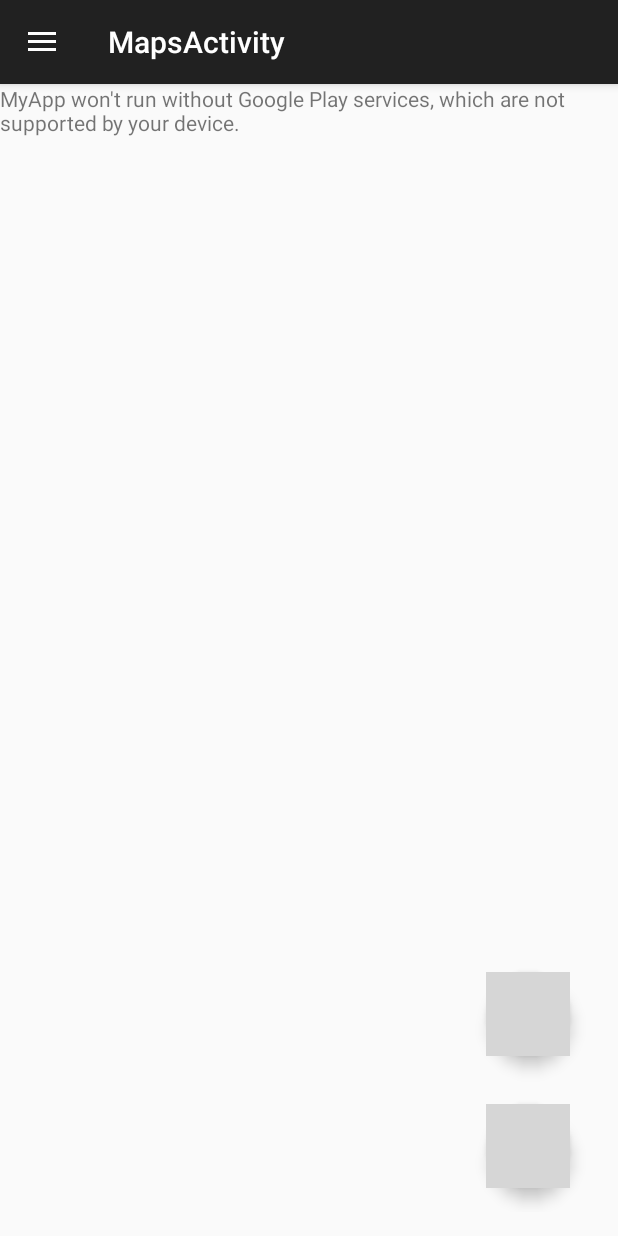
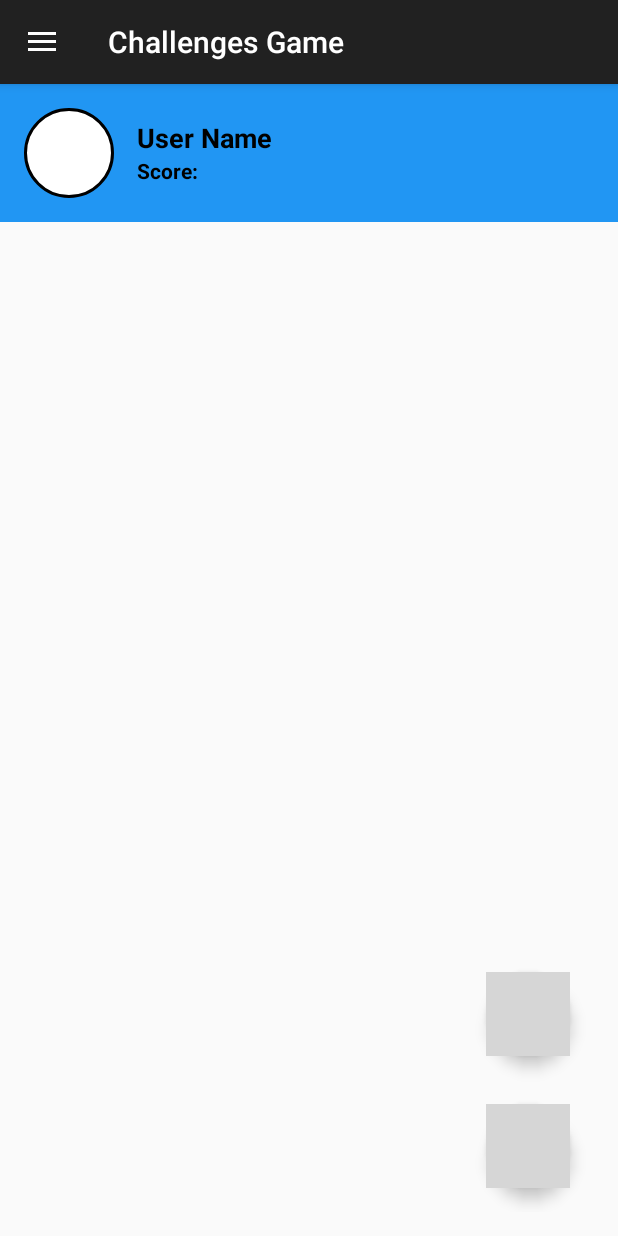
Before and after one commit to ShalevAsor/ChallengesGame, an Android app: the screen it shows after launch once a user with an empty profile is signed in (MapsActivity), on a phone screen of 412 x 824 dp. Run offline under Robolectric (Android 15) with nearby library versions, the phone set to English and light mode, and no system bars; our stand-ins replace CircleImageView, Firebase (no records; nobody signed in at launch, a user with empty details on screens opened directly); libraries missing offline, so code that uses them is left out: com.google.maps.android; Roboto replaces fonts that are not available here; grey boxes are pictures that could not be loaded.

Commit message:
add deleteMarkers method|add dark mode style to map after 6PM|add user data banner to mapActivity

```diff
--- a/app/src/main/java/com/example/myapp/Controller/MapController.kt
+++ b/app/src/main/java/com/example/myapp/Controller/MapController.kt
@@ -1,9 +1,11 @@
 package com.example.myapp.Controller
 
 import android.location.Location
+import android.util.Log
 import com.example.myapp.View.MapsActivity
 import com.example.myapp.Model.Callback
 import com.example.myapp.Model.MarkerModel
+import com.example.myapp.Model.UserModel
 import com.google.android.gms.maps.model.LatLng
 import com.google.firebase.auth.FirebaseAuth
 import com.google.firebase.database.DataSnapshot
@@ -68,7 +70,7 @@ class MapController(private val view: MapsActivity) {
         lat: Double,
         long: Double,
         topScore: Int,
-        timeToLive: Int
+        timeToLive: Long
     ) {
         val dbRef = FirebaseDatabase.getInstance().getReference("Markers")
         val userId = FirebaseAuth.getInstance().currentUser!!.uid
@@ -115,4 +117,20 @@ class MapController(private val view: MapsActivity) {
         })
     }
 
+    fun getUser(userID: String, userCallback: (user: UserModel?) -> Unit) {
+        val dbRef = FirebaseDatabase.getInstance().getReference("Users").child(userID)
+        dbRef.addListenerForSingleValueEvent(object : ValueEventListener {
+            override fun onDataChange(dataSnapshot: DataSnapshot) {
+
+                val user = dataSnapshot.getValue(UserModel::class.java)
+                Log.i("user2IsTHE", "Failed to read value.$user")
+                userCallback(user)
+            }
+
+            override fun onCancelled(error: DatabaseError) {
+                Log.e("values", "Failed to read value.", error.toException())
+            }
+        })
+    }
+
 }
--- a/app/src/main/java/com/example/myapp/Model/MarkerModel.kt
+++ b/app/src/main/java/com/example/myapp/Model/MarkerModel.kt
@@ -21,5 +21,5 @@ data class MarkerModel(
     var lat: Double? = null,
     var long: Double? = null,
     var top_score: Int? = null,
-    var time_to_live: Int?=null
+    var time_to_live: Long?=null
 )
--- a/app/src/main/java/com/example/myapp/View/MapsActivity.kt
+++ b/app/src/main/java/com/example/myapp/View/MapsActivity.kt
@@ -4,6 +4,7 @@ import android.Manifest
 import android.app.Dialog
 import android.app.NotificationChannel
 import android.app.NotificationManager
+import android.content.ContentValues.TAG
 import android.content.Context
 import android.content.Intent
 import android.content.pm.PackageManager
@@ -13,8 +14,7 @@ import android.os.Build
 import android.os.Bundle
 import android.os.Looper
 import android.util.Log
-import android.view.MenuItem
-import android.view.View
+import android.view.*
 import android.widget.*
 import androidx.appcompat.app.ActionBarDrawerToggle
 import androidx.appcompat.app.AppCompatActivity
@@ -24,6 +24,7 @@ import androidx.core.app.NotificationManagerCompat
 import androidx.core.view.GravityCompat
 import androidx.drawerlayout.widget.DrawerLayout
 import androidx.fragment.app.Fragment
+import com.bumptech.glide.Glide
 import com.example.myapp.Controller.MapController
 import com.example.myapp.DestinationsChallenge
 import com.example.myapp.MainActivity
@@ -46,6 +47,7 @@ import com.example.myapp.Model.Callback
 import com.example.myapp.Model.MarkerItem
 import com.example.myapp.R
 import com.google.maps.android.clustering.ClusterItem
+import de.hdodenhof.circleimageview.CircleImageView
 
 /**
  * This is the main activity , this class get the user current location in real time and display the location
@@ -87,6 +89,8 @@ class MapsActivity : AppCompatActivity(), OnMapReadyCallback,GoogleMap.OnMarkerC
     //const variables
     private val radius = 500.0
     private val defaultZoom = 12f
+    // Set default value to 18 to represent 6 pm
+    val defaultDarkMapHour = 18
 
     //general
     private lateinit var mContext: Context
@@ -115,8 +119,9 @@ class MapsActivity : AppCompatActivity(), OnMapReadyCallback,GoogleMap.OnMarkerC
         firebaseAuth = FirebaseAuth.getInstance()
 
         dbRef = FirebaseDatabase.getInstance().getReference("Markers")
+        //deleteMarkers()
         if(firebaseAuth.currentUser == null){
-            val intent = Intent(this, RegisterActivity::class.java)
+            val intent = Intent(this, LoginActivity::class.java)
             startActivity(intent)
             finish()
         }
@@ -141,18 +146,48 @@ class MapsActivity : AppCompatActivity(), OnMapReadyCallback,GoogleMap.OnMarkerC
             R.string.nav_open,
             R.string.nav_close
         )
+        //add banner with user data
+        val inflater = getSystemService(Context.LAYOUT_INFLATER_SERVICE) as LayoutInflater
+        val bannerLayout = inflater.inflate(R.layout.map_banner_layout, null)
+        val params = FrameLayout.LayoutParams(ViewGroup.LayoutParams.MATCH_PARENT, ViewGroup.LayoutParams.WRAP_CONTENT)
+        params.gravity = Gravity.TOP
+        bannerLayout.layoutParams = params
+        val userFullName: TextView = bannerLayout.findViewById(R.id.user_name)
+        val userScore: TextView = bannerLayout.findViewById(R.id.user_score)
+        val userImage:CircleImageView = bannerLayout.findViewById(R.id.map_user_profile_image)
+        mapController.getUser(userID){ user ->
+            if(user != null){
+                userFullName.text = user.firstName + " " +  user.lastName
+                userScore.text = "Score: "+ user.personalScore.toString()
+                if(user.imageUrl.isNullOrEmpty()) {
+                    Glide.with(applicationContext)
+                        .load(R.drawable.ic_defalut_profile_image)
+                        .into(userImage)
+                }
+                else{
+                    Glide.with(applicationContext)
+                        .load(user.imageUrl)
+                        .into(userImage)
+                }
+            }
+        }
+
+        val mapFragment = supportFragmentManager.findFragmentById(R.id.map) as SupportMapFragment
+        val mapView = mapFragment.view as ViewGroup
+        mapView.addView(bannerLayout)
         currentLocation = Location("")
         // pass the Open and Close toggle for the drawer layout listener
         // to toggle the button
         drawerLayout.addDrawerListener(actionBarDrawerToggle)
         actionBarDrawerToggle.syncState()
         // to make the Navigation drawer icon always appear on the action bar
+        supportActionBar?.title = "Challenges Game"
         supportActionBar?.setDisplayHomeAsUpEnabled(true)
 
 
         //load markers from database
         markers = mapController.getMarkers()
-        mapFragment = supportFragmentManager.findFragmentById(R.id.map) as SupportMapFragment
+       // mapFragment = supportFragmentManager.findFragmentById(R.id.map) as SupportMapFragment
 
         //save device last location
         fusedLocationProviderClient = LocationServices.getFusedLocationProviderClient(this)
@@ -318,8 +353,21 @@ class MapsActivity : AppCompatActivity(), OnMapReadyCallback,GoogleMap.OnMarkerC
         mMap = googleMap
         mMap.setOnMarkerClickListener(this)
 
+        //if the time is after 6 pm change to night style map
+        val currentTime = Calendar.getInstance().time
+        val currentHour = currentTime.hours
+        Log.i("TheCurrentTimeIs","Current Time $currentTime , the currentHour is $currentHour")
+        if(currentHour > defaultDarkMapHour) {
+            // Load the map style JSON file
+            val mapStyleOptions = MapStyleOptions.loadRawResourceStyle(
+                this, R.raw.map_style
+            )
+            mMap.setMapStyle(mapStyleOptions)
+        }
+
         getUserCurrentLocation()
        // setMarkersOnMap()
+
 
         // Get the current location of the device and set the position of the map.
 
@@ -590,7 +638,8 @@ class MapsActivity : AppCompatActivity(), OnMapReadyCallback,GoogleMap.OnMarkerC
                             markerLocation.latitude,
                             markerLocation.longitude,
                             0,
-                            0)
+                            Date().time
+                        )
                         addItems(markerToAdd)
                         Toast.makeText(mContext, "Success ", Toast.LENGTH_SHORT).show()
                         //add to database
@@ -601,7 +650,7 @@ class MapsActivity : AppCompatActivity(), OnMapReadyCallback,GoogleMap.OnMarkerC
                             markerLocation.latitude,
                             markerLocation.longitude,
                             0,
-                            0
+                            Date().time
                         )
                         updateMarkersOnTheList()
                         mMap.animateCamera(CameraUpdateFactory.newLatLng(markerLocation))
@@ -723,6 +772,35 @@ class MapsActivity : AppCompatActivity(), OnMapReadyCallback,GoogleMap.OnMarkerC
         startActivity(intent)
         finish()
     }
+    //Deletes all the markers after a week
+//    fun deleteMarkers(){
+//        val dbRef = FirebaseDatabase.getInstance().getReference("Markers")
+//        val markerListener = object : ValueEventListener {
+//            override fun onDataChange(dataSnapshot: DataSnapshot) {
+//                if (dataSnapshot.exists()) {
+//                    for (empSnap in dataSnapshot.children) {
+//                        val markerData = empSnap.getValue(MarkerModel::class.java)
+//                        val marker_id= markerData?.marker_id
+//                        val now = Calendar.getInstance().timeInMillis
+//                        val expiry = markerData?.time_to_live
+//                        val elapsed = now - expiry!!
+//                        val week = 24 * 60 * 60 * 1000 * 7
+//                        val markerRef=dbRef.child("$marker_id")
+//                        if(markerData!=null && elapsed> week){
+//                            markerRef.removeValue()
+//
+//                        }
+//                    }
+//                }
+//            }
+//
+//            override fun onCancelled(databaseError: DatabaseError) {
+//                Log.w(TAG, "loadPost:onCancelled", databaseError.toException())
+//            }
+//        }
+//
+//        dbRef.addValueEventListener(markerListener)
+//    }
 
 
 }
--- a/app/src/main/java/com/example/myapp/View/SplashScreen.kt
+++ b/app/src/main/java/com/example/myapp/View/SplashScreen.kt
@@ -1,13 +1,21 @@
 package com.example.myapp.View
 
+import android.content.ContentValues
 import android.content.Intent
 import androidx.appcompat.app.AppCompatActivity
 import android.os.Bundle
 import android.os.Handler
 import android.os.Looper
+import android.util.Log
 import android.view.WindowManager
+import com.example.myapp.Model.MarkerModel
 import com.example.myapp.R
 import com.example.myapp.View.LoginActivity
+import com.google.firebase.database.DataSnapshot
+import com.google.firebase.database.DatabaseError
+import com.google.firebase.database.FirebaseDatabase
+import com.google.firebase.database.ValueEventListener
+import java.util.*
 
 /**
  * This class `SplashScreen` represents the Splash Screen activity of the application.
@@ -19,6 +27,7 @@ class SplashScreen : AppCompatActivity() {
     override fun onCreate(savedInstanceState: Bundle?) {
         super.onCreate(savedInstanceState)
         setContentView(R.layout.activity_splash_screen)
+        deleteMarkers()
 
         // This is used to hide the status bar and make
         window.setFlags(
@@ -33,4 +42,33 @@ class SplashScreen : AppCompatActivity() {
             finish()
         }, 2000) //2 sec in milli seconds
     }
+
+    fun deleteMarkers(){
+        val dbRef = FirebaseDatabase.getInstance().getReference("Markers")
+        val markerListener = object : ValueEventListener {
+            override fun onDataChange(dataSnapshot: DataSnapshot) {
+                if (dataSnapshot.exists()) {
+                    for (empSnap in dataSnapshot.children) {
+                        val markerData = empSnap.getValue(MarkerModel::class.java)
+                        val marker_id= markerData?.marker_id
+                        val now = Calendar.getInstance().timeInMillis
+                        val expiry = markerData?.time_to_live
+                        val elapsed = now - expiry!!
+                        val week = 24 * 60 * 60 * 1000 * 7
+                        val markerRef=dbRef.child("$marker_id")
+                        if(markerData!=null && elapsed> week){
+                            markerRef.removeValue()
+
+                        }
+                    }
+                }
+            }
+
+            override fun onCancelled(databaseError: DatabaseError) {
+                Log.w(ContentValues.TAG, "loadPost:onCancelled", databaseError.toException())
+            }
+        }
+
+        dbRef.addValueEventListener(markerListener)
+    }
 }
--- a/app/src/main/java/com/example/myapp/View/TopScores.kt
+++ b/app/src/main/java/com/example/myapp/View/TopScores.kt
@@ -234,6 +234,7 @@ class TopScores : AppCompatActivity() {
         userName = findViewById<TextView>(R.id.my_top_score_user_name)
         myScore = findViewById<TextView>(R.id.my_top_scores_text)
         myImageProfile = findViewById<CircleImageView>(R.id.my_top_score_user_profile)
+        supportActionBar?.title = "Challenges Game"
         supportActionBar?.setDisplayHomeAsUpEnabled(true)
 
         //set user name and score here
--- a/app/src/main/java/com/example/myapp/View/UserProfileActivity.kt
+++ b/app/src/main/java/com/example/myapp/View/UserProfileActivity.kt
@@ -66,7 +66,7 @@ class UserProfileActivity : AppCompatActivity() {
         editLastName.visibility = View.GONE
         saveBtn.visibility = View.GONE
         uploadImageBtn.visibility = View.GONE
-
+        supportActionBar?.title = "Challenges Game"
         supportActionBar?.setDisplayHomeAsUpEnabled(true)
 
         dbRef = FirebaseDatabase.getInstance().getReference("UserModel")
--- a/app/src/main/res/layout/fragment_top_scores.xml
+++ b/app/src/main/res/layout/fragment_top_scores.xml
@@ -185,10 +185,11 @@
     </LinearLayout>
 
 </LinearLayout>
+
     <androidx.recyclerview.widget.RecyclerView
         android:id="@+id/recycler_view"
-        android:layout_width="match_parent"
-        android:layout_height="wrap_content"
+        android:layout_width="395dp"
+        android:layout_height="445dp"
         android:layout_marginStart="15dp"
         android:layout_marginTop="185dp"
 
--- /dev/null
+++ b/app/src/main/res/layout/map_banner_layout.xml
@@ -0,0 +1,56 @@
+<?xml version="1.0" encoding="utf-8"?>
+<RelativeLayout xmlns:android="http://schemas.android.com/apk/res/android"
+    android:layout_width="match_parent"
+    android:layout_height="match_parent">
+
+    <LinearLayout
+        android:id="@+id/banner_layout"
+        android:layout_width="match_parent"
+        android:layout_height="wrap_content"
+        android:orientation="horizontal"
+        android:background="#2196F3"
+        android:padding="16dp">
+
+        <de.hdodenhof.circleimageview.CircleImageView
+            android:id="@+id/map_user_profile_image"
+            android:background="@drawable/stroke_image"
+            android:layout_width="60dp"
+            android:layout_height="60dp" />
+
+        <LinearLayout
+            android:layout_width="wrap_content"
+            android:layout_height="wrap_content"
+            android:orientation="vertical"
+            android:layout_marginStart="15dp"
+            android:layout_marginTop="7dp"
+            >
+
+
+        <TextView
+            android:id="@+id/user_name"
+            android:layout_width="match_parent"
+            android:layout_height="wrap_content"
+            android:textSize="18sp"
+            android:textStyle="bold"
+            android:textColor="@color/black"
+            android:text="User Name" />
+
+        <TextView
+            android:id="@+id/user_score"
+            android:layout_width="match_parent"
+            android:layout_height="wrap_content"
+            android:textSize="14sp"
+            android:textStyle="bold"
+            android:textColor="@color/black"
+            android:text="Score:" />
+    </LinearLayout>
+
+    </LinearLayout>
+
+    <FrameLayout
+        android:id="@+id/map_container"
+        android:layout_width="match_parent"
+        android:layout_height="match_parent"
+        android:layout_below="@id/banner_layout" />
+
+</RelativeLayout>
```
Also changed, not shown: app/src/main/AndroidManifest.xml (+6 -5 lines), app/src/main/res/raw/map_style.txt (added, +205 -0 lines).
